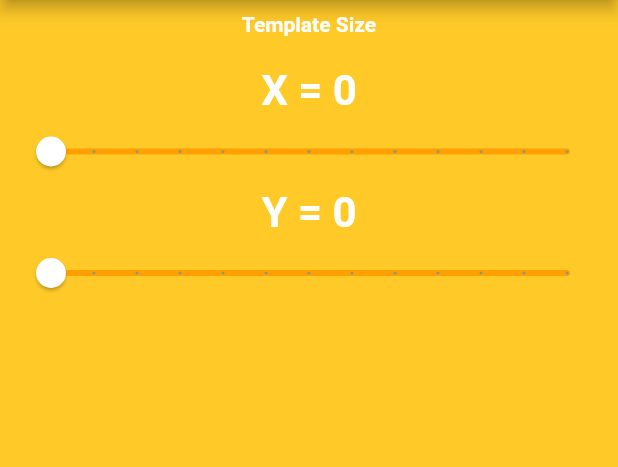
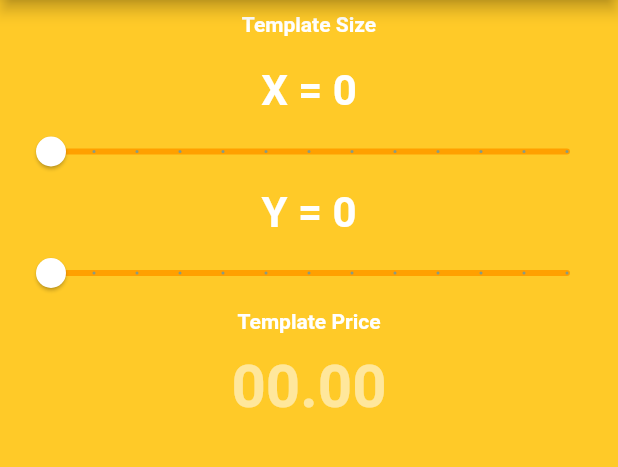
Before and after one commit to Morne-le-Roux/PIC_Price_Calculator, a Flutter app: the screen it shows after launch, on a phone screen of 412 x 824 dp, the part 84-551 px from its top. Run offline on Flutter 3.47's test engine with Material 2 defaults, Android fonts, the phone set to English and light mode, and no system bars.

Commit message:
added template price textfield

```diff
--- a/lib/calculatorsceeen.dart
+++ b/lib/calculatorsceeen.dart
@@ -84,6 +84,27 @@ class _CalculatorScreenState extends State<CalculatorScreen> {
                 },
               ),
             ),
+            Text(
+              "Template Price",
+              style:
+                  TextStyle(color: Colors.white, fontWeight: FontWeight.bold),
+            ),
+            TextField(
+              textAlign: TextAlign.center,
+              style: TextStyle(
+                  color: Colors.white,
+                  fontSize: 40,
+                  fontWeight: FontWeight.bold),
+              decoration: InputDecoration(
+                hintText: "00.00",
+                hintStyle: TextStyle(color: Colors.white54),
+                border: InputBorder.none,
+              ),
+              showCursor: false,
+              onChanged: (value) {
+                templatePrice = double.parse(value);
+              },
+            ),
           ],
         ),
       ),
```
